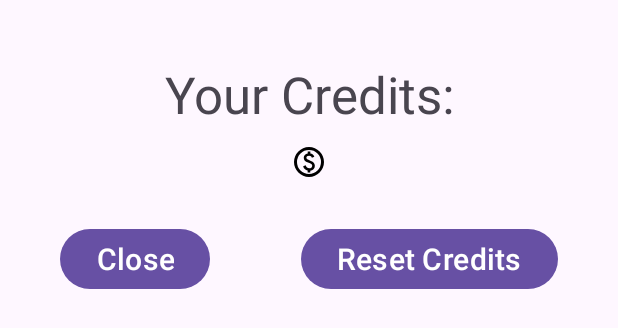
After one commit to Baturalp52/mobile-bet-game, an Android app: the layout dialog_coin.xml on its own in the app's theme, with its tools: preview values and no code run, on a phone screen of 412 x 824 dp. The commit adds this screen. Shown: the top 328 px of the screen. Run offline under Robolectric (Android 15) with nearby library versions, the phone set to English and light mode, and no system bars.

Commit message:
credits dialog

```diff
--- /dev/null
+++ b/app/src/main/res/layout/dialog_coin.xml
@@ -0,0 +1,62 @@
+<?xml version="1.0" encoding="utf-8"?>
+<LinearLayout xmlns:android="http://schemas.android.com/apk/res/android"
+    xmlns:app="http://schemas.android.com/apk/res-auto"
+    xmlns:tools="http://schemas.android.com/tools"
+    android:layout_width="match_parent"
+    android:layout_height="wrap_content"
+    android:orientation="vertical"
+    android:padding="40dp">
+
+    <TextView
+        android:id="@+id/textView3"
+        android:layout_width="match_parent"
+        android:layout_height="wrap_content"
+        android:gravity="center"
+        android:text="@string/your_coin_text"
+        android:textSize="34sp" />
+
+    <LinearLayout
+        android:id="@+id/linearLayout"
+        android:layout_width="match_parent"
+        android:layout_height="wrap_content"
+        android:layout_marginBottom="18dp"
+        android:gravity="center"
+        android:orientation="horizontal">
+
+        <TextView
+            android:id="@+id/tvCoinAmount"
+            android:layout_width="wrap_content"
+            android:layout_height="wrap_content"
+            android:drawableLeft="@drawable/coin_icon"
+            android:textSize="34sp" />
+
+    </LinearLayout>
+
+    <LinearLayout
+        android:id="@+id/linearLayout2"
+        android:layout_width="match_parent"
+        android:layout_height="wrap_content"
+        android:layout_marginBottom="15dp"
+        android:orientation="horizontal">
+
+        <Button
+            android:id="@+id/btnClose"
+            android:layout_width="wrap_content"
+            android:layout_height="wrap_content"
+            android:text="@string/close_text"
+            android:textSize="20sp" />
+
+        <Space
+            android:layout_width="wrap_content"
+            android:layout_height="wrap_content"
+            android:layout_weight="1" />
+
+        <Button
+            android:id="@+id/btnResetCoin"
+            android:layout_width="wrap_content"
+            android:layout_height="wrap_content"
+            android:text="@string/reset_coin_text"
+            android:textSize="20sp" />
+    </LinearLayout>
+
+</LinearLayout>
--- /dev/null
+++ b/app/src/main/res/values/dialog_coin_strings.xml
@@ -0,0 +1,5 @@
+<?xml version="1.0" encoding="utf-8"?>
+<resources>
+    <string name="your_coin_text">Your Credits:</string>
+    <string name="reset_coin_text">Reset Credits</string>
+</resources>
--- a/app/src/main/res/values/strings.xml
+++ b/app/src/main/res/values/strings.xml
@@ -3,4 +3,5 @@
     <string name="app_title">MBG</string>
     <string name="credit_text">Credit:</string>
     <string name="profile_page_title">Your Profile</string>
+    <string name="close_text">Close</string>
 </resources>
```
Also changed, not shown: app/src/main/java/com/termproject/MainActivity.kt (+8 -13 lines), app/src/main/java/com/termproject/ui/CreditDialog.kt (added, +72 -0 lines).
